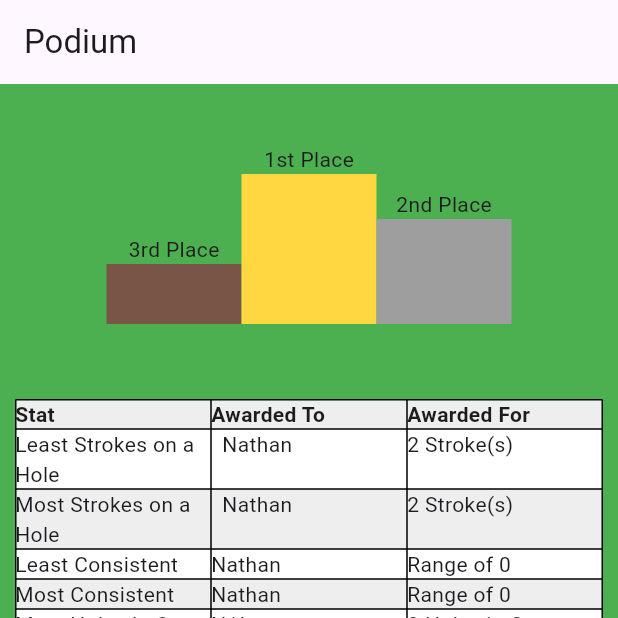
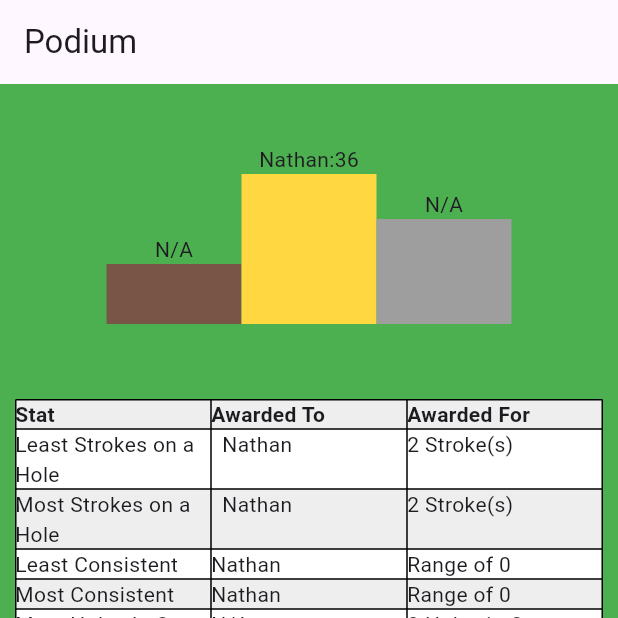
Before and after one commit to Pirkhs/ParPal, a Flutter app: the Scorecard screen opened directly, after a tap on "End Game", on a phone screen of 412 x 824 dp, the top half of it. Run offline on Flutter 3.47's test engine with Material 3 defaults, Android fonts, the light colour scheme and no system bars.

Commit message:
podium standings functionality

```diff
--- a/lib/podium.dart
+++ b/lib/podium.dart
@@ -15,6 +15,12 @@ class Podium extends StatelessWidget {
   @override
   Widget build(BuildContext context) {
     int playerCount = playerNames.length;
+
+    String thirdPlace = "N/A";
+    String secondPlace = "N/A";
+    String firstPlace = "N/A";
+
+    List totals = [];
 
     String leastStrokePlayers = "";
     String highestStrokePlayers = "";
@@ -34,9 +40,16 @@ class Podium extends StatelessWidget {
           : players;
     }
 
+    int add (a, b) {
+      return a + b;
+    }
+
     for (int i = 1; i <= playerCount; i++) {
       List currScores = allScores.sublist((i - 1) * holeCount, (i * holeCount));
       currScores.sort();
+
+      int currTotal = currScores.reduce((a, b) => add(a,b));
+      totals.add("${playerNames[i - 1]}:$currTotal");
 
       int currLeastStroke = currScores[0];
       leastStrokePlayers =
@@ -81,6 +94,12 @@ class Podium extends StatelessWidget {
       }
     }
 
+    totals.sort((a,b) => a.split(":")[1].compareTo(b.split(":")[1]));
+
+    firstPlace = totals.isNotEmpty ? totals[0] : firstPlace;
+    secondPlace = totals.length >= 2 ? totals[1] : secondPlace;
+    thirdPlace = totals.length >= 3 ? totals[2] : thirdPlace;
+
     return Scaffold(
         appBar: AppBar(
           title: const Text("Podium"),
@@ -103,7 +122,7 @@ class Podium extends StatelessWidget {
                 crossAxisAlignment: CrossAxisAlignment.end,
                 children: [
                   Column(children: [
-                    const Text("3rd Place"),
+                    Text(thirdPlace),
                     Container(
                       width: 90,
                       height: 40,
@@ -114,7 +133,7 @@ class Podium extends StatelessWidget {
                   ]),
                   Column(
                     children: [
-                      const Text("1st Place"),
+                      Text(firstPlace),
                       Container(
                         width: 90,
                         height: 100,
@@ -126,7 +145,7 @@ class Podium extends StatelessWidget {
                   ),
                   Column(
                     children: [
-                      const Text("2nd Place"),
+                      Text(secondPlace),
                       Container(
                         width: 90,
                         height: 70,
@@ -138,6 +157,10 @@ class Podium extends StatelessWidget {
                   )
                 ]),
           ),
+          if (playerCount > 3)
+            for (int i = 4; i <= playerCount; i++)
+              Center(child: Text("${i}th: ${totals[i - 1]}")),
+
           Container(
             margin: const EdgeInsets.all(10),
             child: Table(border: TableBorder.all(width: 1), children: [
--- a/lib/styled_btn.dart
+++ b/lib/styled_btn.dart
@@ -12,6 +12,7 @@ class StyledButton extends StatelessWidget {
   @override
   Widget build(BuildContext context) {
     return ElevatedButton(
+      style: ElevatedButton.styleFrom(padding: const EdgeInsets.all(10)),
       onPressed: onPressed,
       child:
           Text(text, style: buttonTextStyle));
```
Also changed, not shown: lib/scorecard.dart (line endings or trailing spaces).
